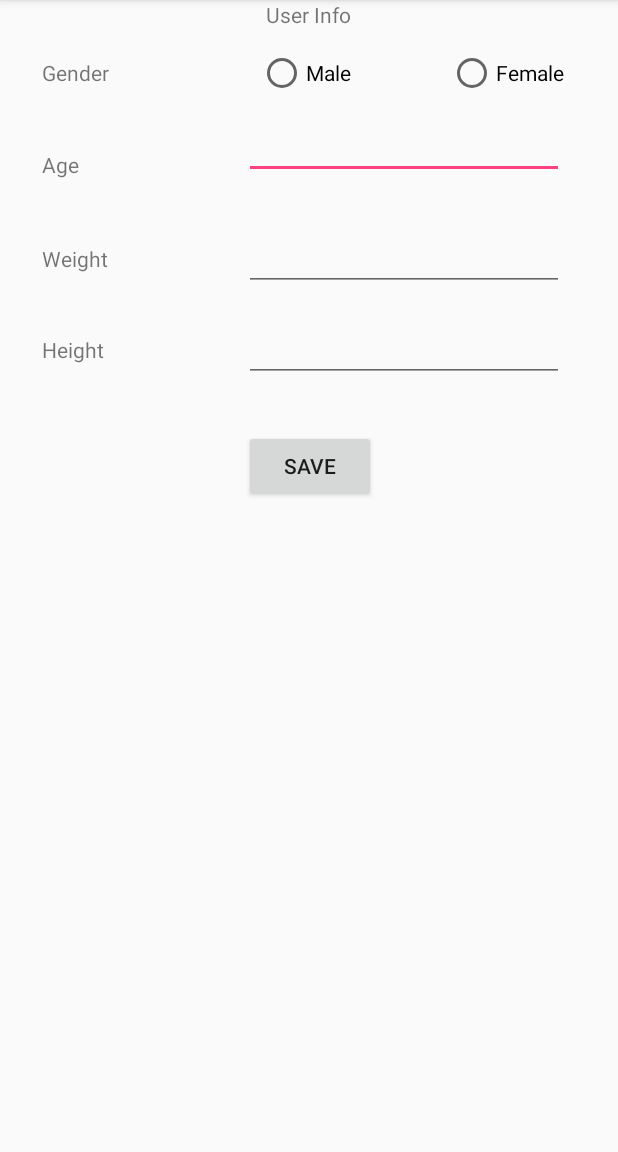
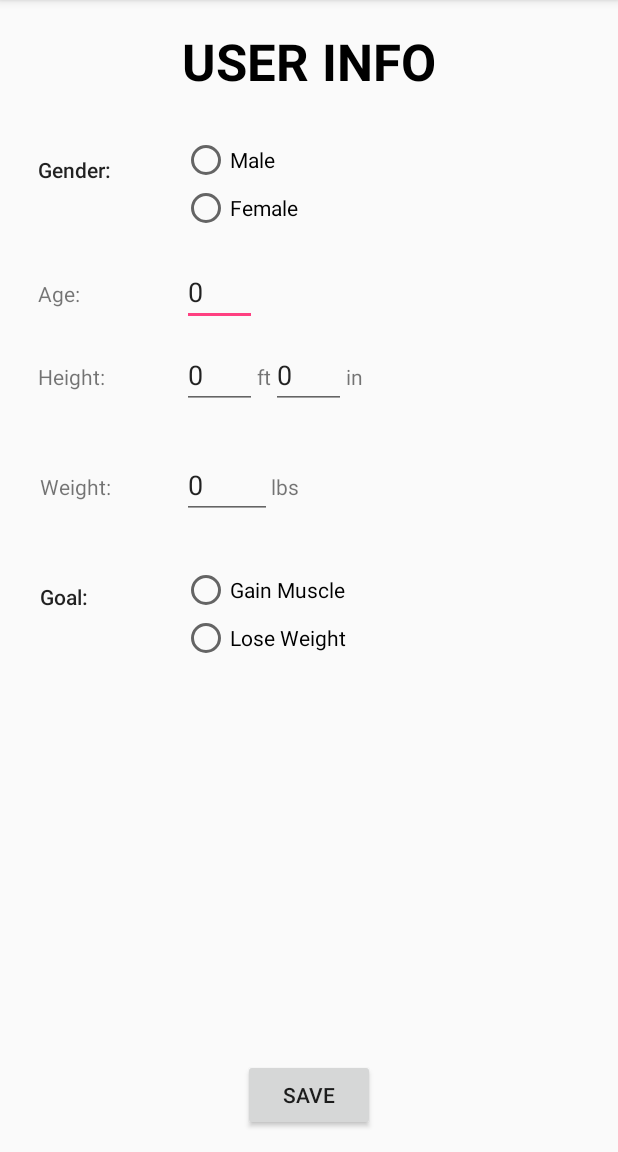
Before and after one commit to koffiyao/LetsGetFit-, an Android app: the UserInfoActivity screen opened directly, with no data from a screen before it, on a phone screen of 412 x 824 dp, the part 84-1236 px from its top. Run offline under Robolectric (Android 15) with nearby library versions, the phone set to English and light mode, and no system bars.

Commit message:
Save user info

```diff
--- a/app/src/main/java/com/ykeocorp/letsgetfit/UserInfoActivity.java
+++ b/app/src/main/java/com/ykeocorp/letsgetfit/UserInfoActivity.java
@@ -1,63 +1,120 @@
 package com.ykeocorp.letsgetfit;
 
-import android.content.Context;
+import android.content.SharedPreferences;
 import android.os.Bundle;
+import android.preference.PreferenceManager;
 import android.support.v7.app.AppCompatActivity;
-import android.view.Gravity;
+import android.view.View;
+import android.widget.Button;
+import android.widget.EditText;
 import android.widget.RadioButton;
-import android.widget.Toast;
 
-import static android.R.attr.duration;
-import static java.sql.Types.NULL;
 
 /**
  * Created by Ama on 4/10/2017.
  */
 
 
-public class UserInfoActivity extends AppCompatActivity {
-//    Toast toast;
-//    public static int weight, age;
-//    public static String gender;
-//    Context context = getApplicationContext();
-//    int duration = Toast.LENGTH_SHORT;
-//    RadioButton male, female;
+public class UserInfoActivity extends AppCompatActivity implements View.OnClickListener {
 
+    RadioButton maleButton, femaleButton, gmButton, lwButton;
+    Button save;
+    EditText age, h_feet, h_inch, weight;
 
     @Override
     protected void onCreate(Bundle savedInstanceState) {
         super.onCreate(savedInstanceState);
         setContentView(R.layout.activity_userinfo);
+
+        setupVariables();
+        loadPrefs();
     }
 
-    // Saves the user information
-//    public void saveInfo() {
-//        String successText = "Your information has been saved.";
-//        String errorText = "Your information cannot be saved.";
-//
-//        Save.setAge(R.id.age);
-//        Save.setWeight(R.id.weight);
-//        male = (RadioButton) findViewById(R.id.maleButton);
-//        female = (RadioButton) findViewById(R.id.femaleButton);
-//
-//        if (male.isChecked() && !female.isChecked())
-//            Save.setGender("male");
-//        else if (female.isChecked() && !male.isChecked())
-//            Save.setGender("female");
-//
-//        age = Save.getAge();
-//        weight = Save.getWeight();
-//        gender = Save.getGender();
-//
-//        // Checks to make sure user has entered all information
-//        if (age == NULL || weight == NULL || gender == "") {
-//            toast = Toast.makeText(context, errorText, duration);
-//            toast.setGravity(Gravity.CENTER_VERTICAL | Gravity.CENTER_HORIZONTAL, 0, 0);
-//            toast.show();
-//        } else {
-//            toast = Toast.makeText(context, successText, duration);
-//            toast.setGravity(Gravity.CENTER_VERTICAL | Gravity.CENTER_HORIZONTAL, 0, 0);
-//            toast.show();
-//        }
-//    }
+    private void setupVariables() {
+
+        maleButton = (RadioButton) findViewById(R.id.maleButton);
+        femaleButton = (RadioButton) findViewById(R.id.femaleButton);
+        gmButton = (RadioButton) findViewById(R.id.GMradioButton);
+        lwButton = (RadioButton) findViewById(R.id.LWRadioButton);
+
+        age = (EditText) findViewById(R.id.age);
+        h_feet = (EditText) findViewById(R.id.height_ft);
+        h_inch = (EditText) findViewById(R.id.height_in);
+        weight = (EditText) findViewById(R.id.weight);
+
+        save = (Button) findViewById(R.id.saveButton);
+
+        save.setOnClickListener(this);
+    }
+
+    private void loadPrefs() {
+        SharedPreferences sharedPreferences = PreferenceManager.getDefaultSharedPreferences(this);
+        int weightValue = sharedPreferences.getInt("WEIGHT", 0);
+        int h_ftValue = sharedPreferences.getInt("H_FT", 0);
+        int h_inValue = sharedPreferences.getInt("H_IN", 0);
+        int ageValue = sharedPreferences.getInt("AGE", 0);
+
+        boolean mButtonValue = sharedPreferences.getBoolean("MALE", false);
+        boolean fButtonValue = sharedPreferences.getBoolean("FEMALE", false);
+
+        boolean gmButtonValue = sharedPreferences.getBoolean("GAIN", false);
+        boolean lwButtonValue = sharedPreferences.getBoolean("LOSE", false);
+
+        weight.setText("" + weightValue);
+        h_feet.setText("" + h_ftValue);
+        h_inch.setText("" + h_inValue);
+        age.setText("" + ageValue);
+
+        if (mButtonValue) {
+            maleButton.setChecked(true);
+            femaleButton.setChecked(false);
+        }
+
+        if (fButtonValue) {
+            femaleButton.setChecked(true);
+            maleButton.setChecked(false);
+        }
+
+        if (gmButtonValue) {
+            gmButton.setChecked(true);
+            lwButton.setChecked(false);
+        }
+
+        if (lwButtonValue) {
+            lwButton.setChecked(true);
+            gmButton.setChecked(false);
+        }
+    }
+
+    private void setPrefs(String key, int value) {
+        SharedPreferences sharedPreferences = PreferenceManager.getDefaultSharedPreferences(this);
+        SharedPreferences.Editor editor = sharedPreferences.edit();
+        editor.putInt(key, value);
+        editor.commit();
+    }
+
+    private void setPrefs(String key, boolean value) {
+        SharedPreferences sharedPreferences = PreferenceManager.getDefaultSharedPreferences(this);
+        SharedPreferences.Editor editor = sharedPreferences.edit();
+        editor.putBoolean(key, value);
+        editor.commit();
+    }
+
+
+    @Override
+    public void onClick(View v) {
+        setPrefs("WEIGHT", Integer.parseInt(weight.getText().toString()));
+        setPrefs("H_FT", Integer.parseInt(h_feet.getText().toString()));
+        setPrefs("H_IN", Integer.parseInt(h_inch.getText().toString()));
+        setPrefs("AGE", Integer.parseInt(age.getText().toString()));
+
+        setPrefs("MALE", maleButton.isChecked());
+        setPrefs("FEMALE", femaleButton.isChecked());
+
+        setPrefs("GAIN", gmButton.isChecked());
+        setPrefs("LOSE", lwButton.isChecked());
+
+
+
+    }
 }
--- a/app/src/main/res/layout/activity_userinfo.xml
+++ b/app/src/main/res/layout/activity_userinfo.xml
@@ -11,8 +11,14 @@
         android:id="@+id/userInfo"
         android:layout_width="wrap_content"
         android:layout_height="wrap_content"
+        android:text="@string/user_info_title"
+        android:textAlignment="center"
+        android:textAppearance="@style/TextAppearance.AppCompat.Display1"
+        android:textColor="@android:color/background_dark"
+        android:textStyle="bold"
+        android:layout_alignParentTop="true"
         android:layout_centerHorizontal="true"
-        android:text="User Info" />
+        android:layout_marginTop="18dp" />
 
     <TextView
         android:id="@+id/genderText"
@@ -21,71 +27,55 @@
         android:layout_alignParentLeft="true"
         android:layout_alignParentStart="true"
         android:layout_below="@+id/userInfo"
-        android:layout_marginLeft="28dp"
-        android:layout_marginStart="28dp"
-        android:layout_marginTop="19dp"
-        android:text="Gender" />
+        android:layout_marginLeft="25dp"
+        android:layout_marginStart="25dp"
+        android:layout_marginTop="40dp"
+        android:text="@string/gender_text"
+        android:textAppearance="@style/TextAppearance.AppCompat.Body2" />
+
+    <RadioGroup
+        android:layout_width="wrap_content"
+        android:layout_height="wrap_content"
+        android:weightSum="1"
+        android:layout_marginTop="27dp"
+        android:layout_below="@+id/userInfo"
+        android:layout_alignLeft="@+id/userInfo"
+        android:layout_alignStart="@+id/userInfo"
+        android:id="@+id/groupSex">
 
         <RadioButton
             android:id="@+id/maleButton"
             android:layout_width="wrap_content"
             android:layout_height="wrap_content"
-        android:layout_alignBaseline="@+id/genderText"
-        android:layout_alignBottom="@+id/genderText"
-        android:layout_alignEnd="@+id/userInfo"
-        android:layout_alignRight="@+id/userInfo"
-        android:text="Male" />
+            android:layout_weight="1"
+            android:text="@string/button_male" />
 
         <RadioButton
             android:id="@+id/femaleButton"
             android:layout_width="wrap_content"
             android:layout_height="wrap_content"
-        android:layout_alignBaseline="@+id/maleButton"
-        android:layout_alignBottom="@+id/maleButton"
-        android:layout_alignParentEnd="true"
-        android:layout_alignParentRight="true"
-        android:layout_marginEnd="36dp"
-        android:layout_marginRight="36dp"
-        android:text="Female" />
+            android:layout_weight="1"
+            android:text="@string/button_female" />
+    </RadioGroup>
 
     <TextView
         android:id="@+id/ageText"
         android:layout_width="wrap_content"
         android:layout_height="wrap_content"
+        android:layout_marginTop="31dp"
+        android:text="@string/age_text"
+        android:layout_below="@+id/groupSex"
         android:layout_alignLeft="@+id/genderText"
-        android:layout_alignStart="@+id/genderText"
-        android:layout_below="@+id/maleButton"
-        android:layout_marginTop="35dp"
-        android:text="Age" />
+        android:layout_alignStart="@+id/genderText" />
 
     <EditText
         android:id="@+id/age"
-        android:layout_width="wrap_content"
+        android:layout_width="50dp"
         android:layout_height="wrap_content"
+        android:layout_alignBaseline="@+id/ageText"
         android:layout_alignBottom="@+id/ageText"
-        android:layout_alignEnd="@+id/femaleButton"
-        android:layout_alignRight="@+id/femaleButton"
-        android:ems="10"
-        android:inputType="number" />
-
-    <TextView
-        android:id="@+id/weightText"
-        android:layout_width="wrap_content"
-        android:layout_height="wrap_content"
-        android:layout_alignLeft="@+id/ageText"
-        android:layout_alignStart="@+id/ageText"
-        android:layout_below="@+id/age"
-        android:layout_marginTop="43dp"
-        android:text="Weight" />
-
-    <EditText
-        android:id="@+id/weight"
-        android:layout_width="wrap_content"
-        android:layout_height="wrap_content"
-        android:layout_alignBaseline="@+id/weightText"
-        android:layout_alignBottom="@+id/weightText"
-        android:layout_alignLeft="@+id/age"
-        android:layout_alignStart="@+id/age"
+        android:layout_alignLeft="@+id/groupSex"
+        android:layout_alignStart="@+id/groupSex"
         android:ems="10"
         android:inputType="number" />
 
@@ -93,32 +83,126 @@
         android:id="@+id/heightText"
         android:layout_width="wrap_content"
         android:layout_height="wrap_content"
-        android:layout_alignLeft="@+id/weightText"
-        android:layout_alignStart="@+id/weightText"
-        android:layout_below="@+id/weightText"
-        android:layout_marginTop="41dp"
-        android:text="Height" />
+        android:layout_alignLeft="@+id/ageText"
+        android:layout_alignStart="@+id/ageText"
+        android:layout_below="@+id/age"
+        android:layout_marginTop="24dp"
+        android:text="@string/height_text" />
 
     <EditText
-        android:id="@+id/height"
-        android:layout_width="wrap_content"
+        android:id="@+id/height_ft"
+        android:layout_width="50dp"
         android:layout_height="wrap_content"
         android:layout_alignBaseline="@+id/heightText"
         android:layout_alignBottom="@+id/heightText"
+        android:layout_alignLeft="@+id/age"
+        android:layout_alignStart="@+id/age"
+        android:ems="10"
+        android:inputType="number" />
+
+    <EditText
+        android:id="@+id/height_in"
+        android:layout_width="50dp"
+        android:layout_height="wrap_content"
+        android:layout_alignBaseline="@+id/ftText"
+        android:layout_alignBottom="@+id/ftText"
+        android:layout_toEndOf="@+id/ftText"
+        android:layout_toRightOf="@+id/ftText"
+        android:ems="10"
+        android:inputType="number" />
+
+    <TextView
+        android:id="@+id/ftText"
+        android:layout_width="wrap_content"
+        android:layout_height="wrap_content"
+        android:layout_alignBottom="@+id/heightText"
+        android:layout_toEndOf="@+id/height_ft"
+        android:layout_toRightOf="@+id/height_ft"
+        android:text="@string/ft_text" />
+
+    <TextView
+        android:id="@+id/inText"
+        android:layout_width="wrap_content"
+        android:layout_height="wrap_content"
+        android:layout_alignTop="@+id/ftText"
+        android:layout_toEndOf="@+id/height_in"
+        android:layout_toRightOf="@+id/height_in"
+        android:text="@string/in_text" />
+
+    <TextView
+        android:id="@+id/weightText"
+        android:layout_width="wrap_content"
+        android:layout_height="wrap_content"
+        android:layout_marginTop="42dp"
+        android:text="@string/weight_text"
+        android:layout_below="@+id/height_ft"
+        android:layout_alignRight="@+id/genderText"
+        android:layout_alignEnd="@+id/genderText" />
+
+    <EditText
+        android:id="@+id/weight"
+        android:layout_width="60dp"
+        android:layout_height="wrap_content"
+        android:layout_alignBaseline="@+id/weightText"
+        android:layout_alignBottom="@+id/weightText"
+        android:layout_alignLeft="@+id/height_ft"
+        android:layout_alignStart="@+id/height_ft"
+        android:ems="10"
+        android:inputType="number" />
+
+    <TextView
+        android:id="@+id/lbsText"
+        android:layout_width="wrap_content"
+        android:layout_height="wrap_content"
+        android:layout_alignLeft="@+id/height_in"
+        android:layout_alignStart="@+id/height_in"
+        android:layout_alignTop="@+id/weightText"
+        android:text="@string/lbs_text" />
+
+    <TextView
+        android:id="@+id/goalText"
+        android:layout_width="wrap_content"
+        android:layout_height="wrap_content"
+        android:layout_alignLeft="@+id/weightText"
+        android:layout_alignStart="@+id/weightText"
+        android:layout_below="@+id/weight"
+        android:layout_marginTop="42dp"
+        android:text="@string/goal_text"
+        android:textAppearance="@style/TextAppearance.AppCompat.Body2" />
+
+    <RadioGroup
+        android:id="@+id/groupGoal"
+        android:layout_width="wrap_content"
+        android:layout_height="wrap_content"
         android:layout_alignLeft="@+id/weight"
         android:layout_alignStart="@+id/weight"
-        android:ems="10"
-        android:inputType="numberDecimal" />
+        android:layout_below="@+id/weight"
+        android:layout_marginTop="31dp">
+
+        <RadioButton
+            android:id="@+id/GMradioButton"
+            android:layout_width="wrap_content"
+            android:layout_height="wrap_content"
+            android:layout_weight="1"
+            android:text="@string/button_gain_weight" />
+
+        <RadioButton
+            android:id="@+id/LWRadioButton"
+            android:layout_width="wrap_content"
+            android:layout_height="wrap_content"
+            android:layout_weight="1"
+            android:checked="false"
+            android:text="@string/button_lose_weight" />
+    </RadioGroup>
 
     <Button
         android:id="@+id/saveButton"
         android:layout_width="wrap_content"
         android:layout_height="wrap_content"
-        android:layout_alignLeft="@+id/height"
-        android:layout_alignStart="@+id/height"
-        android:layout_below="@+id/height"
+        android:layout_alignParentBottom="true"
         android:layout_centerHorizontal="true"
-        android:layout_marginTop="32dp"
-        android:text="Save" />
+        android:layout_marginBottom="14dp"
+        android:text="@string/button_save" />
+
 
 </RelativeLayout>
--- a/app/src/main/res/layout/custom_layout.xml
+++ b/app/src/main/res/layout/custom_layout.xml
@@ -23,7 +23,9 @@
         android:layout_alignParentTop="true"
         android:layout_alignStart="@+id/textView_reps"
         android:layout_marginTop="18dp"
-        android:textSize="25sp" />
+        android:textAppearance="@style/TextAppearance.AppCompat.Body2"
+        android:textSize="18sp"
+        android:textStyle="bold" />
 
     <TextView
         android:id="@+id/textView_reps"
@@ -34,5 +36,5 @@
         android:layout_marginStart="12dp"
         android:layout_toEndOf="@+id/imageView"
         android:layout_toRightOf="@+id/imageView"
-        android:textSize="15sp" />
+        android:textAppearance="@style/TextAppearance.AppCompat.Body2" />
 </RelativeLayout>
--- a/app/src/main/res/values/strings.xml
+++ b/app/src/main/res/values/strings.xml
@@ -11,7 +11,7 @@
     <string name="seek_to">Jump To</string>
     <string name="seek_to_hint">Seconds</string>
     <string name="button_user_info">User Info</string>
-    <string name="button_gain_weight">Gain Weight</string>
+    <string name="button_gain_weight">Gain Muscle</string>
     <string name="button_lose_weight">Lose Weight</string>
     <string name="button_easy">Easy</string>
     <string name="button_medium">Medium</string>
@@ -26,4 +26,16 @@
     <string name="serving_text">Serving Unit:</string>
     <string name="item_text">Name:</string>
     <string name="bramd_text">Brand:</string>
+    <string name="user_info_title">USER INFO</string>
+    <string name="gender_text">Gender:</string>
+    <string name="button_male">Male</string>
+    <string name="button_female">Female</string>
+    <string name="age_text">Age:</string>
+    <string name="weight_text">Weight:</string>
+    <string name="height_text">Height:</string>
+    <string name="in_text">in</string>
+    <string name="ft_text">ft</string>
+    <string name="lbs_text">lbs</string>
+    <string name="goal_text">Goal:</string>
+    <string name="button_save">Save</string>
 </resources>
```
Also changed, not shown: app/src/main/java/com/ykeocorp/letsgetfit/Nutrition_Java/LookFoodActivity.java (line endings or trailing spaces). Lines whose indentation alone changed are shown as unchanged.
